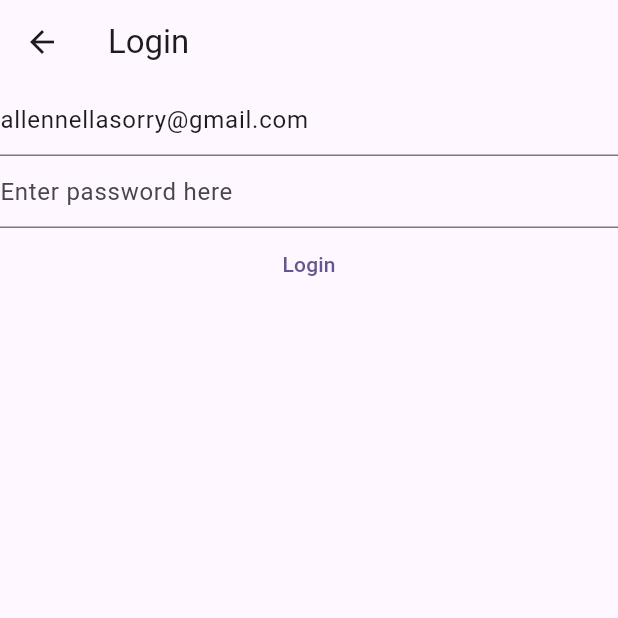
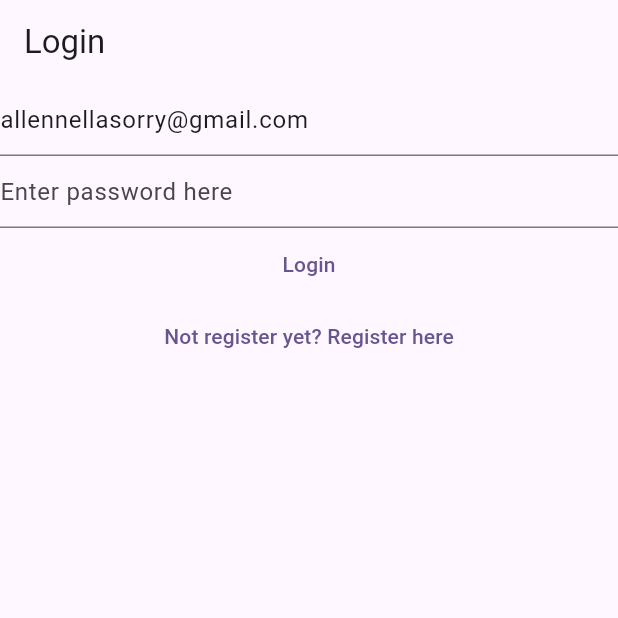
Before and after one commit to LenOfAl/NotesApp, a Flutter app: the LoginView screen opened directly, on a phone screen of 412 x 824 dp, the top half of it. Run offline on Flutter 3.47's test engine with Material 2 defaults, Android fonts, the phone set to English and light mode, and no system bars; our stand-ins replace firebase_auth, firebase_core; accounts and stored records are empty.

Commit message:
added verify_email_view , connected regiter and login view

```diff
--- a/lib/views/login_view.dart
+++ b/lib/views/login_view.dart
@@ -1,6 +1,4 @@
-import 'package:comingsoon/firebase_options.dart';
 import 'package:firebase_auth/firebase_auth.dart';
-import 'package:firebase_core/firebase_core.dart';
 import 'package:flutter/material.dart';
 
 class LoginView extends StatefulWidget {
@@ -32,14 +30,7 @@ class _LoginViewState extends State<LoginView> {
   Widget build(BuildContext context) {
     return Scaffold(
       appBar: AppBar(title: const Text('Login')),
-      body: FutureBuilder(
-        future: Firebase.initializeApp(
-          options: DefaultFirebaseOptions.currentPlatform,
-        ),
-        builder: (context, snapshot) {
-          switch (snapshot.connectionState) {
-            case ConnectionState.done:
-              return Column(
+      body: Column(
         children: [
           TextField(
             controller: _email,
@@ -47,16 +38,14 @@ class _LoginViewState extends State<LoginView> {
             enableSuggestions: false,
             autocorrect: false,
             keyboardType: TextInputType.emailAddress,
-                    decoration:
-                        const InputDecoration(hintText: 'Enter email here'),
+            decoration: const InputDecoration(hintText: 'Enter email here'),
           ),
           TextField(
             controller: _password,
             obscureText: true,
             enableSuggestions: false,
             autocorrect: false,
-                    decoration:
-                        const InputDecoration(hintText: 'Enter password here'),
+            decoration: const InputDecoration(hintText: 'Enter password here'),
           ),
           TextButton(
             onPressed: () async {
@@ -77,12 +66,13 @@ class _LoginViewState extends State<LoginView> {
             },
             child: const Text('Login'),
           ),
+          TextButton(
+              onPressed: () {
+                Navigator.of(context)
+                    .pushNamedAndRemoveUntil('/register/', (route) => false);
+              },
+              child: const Text('Not register yet? Register here'))
         ],
-              );
-            default:
-              return const Text('Loading...');
-          }
-        },
       ),
     );
   }
```
Also changed, not shown: lib/main.dart (+11 -14 lines), lib/views/register_view.dart (+9 -19 lines), lib/views/verify_email_view.dart (added, +27 -0 lines). Lines whose indentation alone changed are shown as unchanged.
